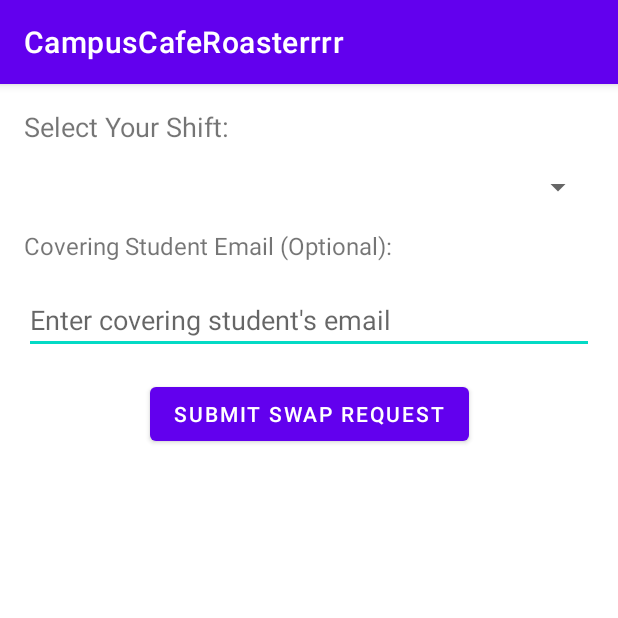
After one commit to DhatriKiran-R/SE1, an Android app built with Jetpack Compose: the RequestSwapsActivity screen opened directly, with no data from a screen before it, on a phone screen of 412 x 824 dp, the top half of it. The commit adds this screen. Run offline under Robolectric (Android 15) with nearby library versions, the phone set to English and light mode, and no system bars; our stand-ins replace Firebase (no records; nobody signed in at launch, a user with empty details on screens opened directly).

Commit message:
Swap Requests

```diff
--- a/app/build.gradle
+++ b/app/build.gradle
@@ -72,4 +72,6 @@ dependencies {
     androidTestImplementation libs.androidx.ui.test.junit4
     debugImplementation libs.androidx.ui.tooling
     debugImplementation libs.androidx.ui.test.manifest
+    implementation 'com.google.firebase:firebase-auth:21.1.0'
+    implementation 'com.google.firebase:firebase-firestore:24.7.0'
 }
--- a/app/src/main/java/com/example/campuscaferoasterrrr/LoginActivity.java
+++ b/app/src/main/java/com/example/campuscaferoasterrrr/LoginActivity.java
@@ -50,8 +50,10 @@ public class LoginActivity extends AppCompatActivity {
             mAuth.signInWithEmailAndPassword(email, password)
                     .addOnCompleteListener(this, task -> {
                         if (task.isSuccessful()) {
+                            System.out.println(1);
                             // Successfully logged in
                             FirebaseUser user = mAuth.getCurrentUser();
+                            System.out.println(2);
                             if (user != null) {
                                 // Create a Firestore instance
                                 FirebaseFirestore db = FirebaseFirestore.getInstance();
--- /dev/null
+++ b/app/src/main/java/com/example/campuscaferoasterrrr/RequestSwapsActivity.java
@@ -0,0 +1,153 @@
+package com.example.campuscaferoasterrrr;
+
+import android.os.Bundle;
+import android.util.Log;
+import android.widget.ArrayAdapter;
+import android.widget.Button;
+import android.widget.EditText;
+import android.widget.Spinner;
+import android.widget.Toast;
+
+import androidx.appcompat.app.AppCompatActivity;
+
+import com.google.firebase.firestore.FirebaseFirestore;
+import com.google.firebase.firestore.QueryDocumentSnapshot;
+
+import java.text.SimpleDateFormat;
+import java.util.ArrayList;
+import java.util.Calendar;
+import java.util.Locale;
+
+public class RequestSwapsActivity extends AppCompatActivity {
+
+    private Spinner shiftsSpinner;
+    private EditText coveringStudentEmail;
+    private Button submitSwapRequestButton;
+
+    private FirebaseFirestore db;
+    private ArrayList<String> shiftList; // Store shift IDs
+    private ArrayList<String> shiftDetails; // Store displayable shift details
+
+    @Override
+    protected void onCreate(Bundle savedInstanceState) {
+        super.onCreate(savedInstanceState);
+        setContentView(R.layout.activity_request_swaps);
+
+        // Initialize Firestore
+        db = FirebaseFirestore.getInstance();
+
+        // Initialize UI elements
+        shiftsSpinner = findViewById(R.id.shifts_spinner);
+        coveringStudentEmail = findViewById(R.id.covering_student_email);
+        submitSwapRequestButton = findViewById(R.id.submit_swap_request_button);
+
+        // Load shifts for the current day or the user's shifts
+        loadShifts();
+
+        // Set onClick listener for the button
+        submitSwapRequestButton.setOnClickListener(v -> submitSwapRequest());
+    }
+
+    private void loadShifts() {
+        String currentDate = new SimpleDateFormat("dd/MM/yyyy", Locale.getDefault()).format(Calendar.getInstance().getTime());
+
+        // Replace this with actual user authentication to get the student's email
+        String currentStudentEmail = "rutwik@gmail.com"; // Replace with actual email from Firebase Auth
+
+        // Fetch shifts for the current student from Firestore
+        db.collection("shifts")
+                .whereEqualTo("studentClockInId", currentStudentEmail) // Assuming each shift has an associated student email
+                .get()
+                .addOnCompleteListener(task -> {
+                    if (task.isSuccessful()) {
+                        shiftList = new ArrayList<>();
+                        shiftDetails = new ArrayList<>();
+                        for (QueryDocumentSnapshot document : task.getResult()) {
+                            String shiftId = document.getId();
+                            String startTime = document.getString("startTime");
+                            String endTime = document.getString("endTime");
+                            String location = document.getString("location");
+                            String shiftDetail = "Shift ID: " + shiftId + " | Start: " + startTime + " | End: " + endTime + " | Location: " + location;
+
+                            shiftList.add(shiftId);
+                            shiftDetails.add(shiftDetail);
+                        }
+                        setupShiftSpinner();
+                    } else {
+                        Toast.makeText(this, "Failed to load shifts", Toast.LENGTH_SHORT).show();
+                    }
+                });
+    }
+
+    private void setupShiftSpinner() {
+        ArrayAdapter<String> adapter = new ArrayAdapter<>(this,
+                android.R.layout.simple_spinner_item, shiftDetails);
+        adapter.setDropDownViewResource(android.R.layout.simple_spinner_dropdown_item);
+        shiftsSpinner.setAdapter(adapter);
+    }
+
+    private void submitSwapRequest() {
+        if (shiftsSpinner.getSelectedItem() == null) {
+            Toast.makeText(this, "Please select a shift.", Toast.LENGTH_SHORT).show();
+            return;
+        }
+
+        String selectedShiftId = shiftList.get(shiftsSpinner.getSelectedItemPosition());
+        String coveringEmail = coveringStudentEmail.getText().toString().trim();
+        String requestedStudentEmail = "currentStudentEmail@example.com"; // Replace with actual student's email
+
+        // Prepare the swap request data
+        SwapRequest swapRequest = new SwapRequest(selectedShiftId, requestedStudentEmail, coveringEmail,
+                "Pending", "Open", System.currentTimeMillis(), "start_time", "end_time", "duration", "date", "location");
+
+        // Save to Firestore
+        db.collection("swap_requests")
+                .add(swapRequest)
+                .addOnSuccessListener(documentReference -> {
+                    Toast.makeText(this, "Swap request submitted successfully", Toast.LENGTH_SHORT).show();
+                    coveringStudentEmail.setText(""); // Clear the email field
+                })
+                .addOnFailureListener(e -> {
+                    Log.e("FirestoreError", "Error submitting swap request: " + e.getMessage());
+                    Toast.makeText(this, "Error submitting swap request: " + e.getMessage(), Toast.LENGTH_SHORT).show();
+                });
+    }
+
+
+
+
+    // SwapRequest class to model the request
+    public class SwapRequest {
+        public String shiftId; // Shift ID
+        public String requestedStudentEmail; // Requesting student's email
+        public String coveringStudentEmail; // Covering student's email
+        public String swapStatus; // Swap status (Accepted/Denied/Pending)
+        public String shiftStatus; // Shift status (Open/Closed)
+        public long requestedOn; // DateTime when the request is made
+        public String startTime; // Shift start time
+        public String endTime; // Shift end time
+        public String duration; // Duration of the shift
+        public String date; // Date of the shift
+        public String location; // Location of the shift
+
+        // Default constructor required for Firestore serialization
+        public SwapRequest() {
+        }
+
+        // Constructor to create SwapRequest object
+        public SwapRequest(String shiftId, String requestedStudentEmail, String coveringStudentEmail,
+                           String swapStatus, String shiftStatus, long requestedOn,
+                           String startTime, String endTime, String duration, String date, String location) {
+            this.shiftId = shiftId;
+            this.requestedStudentEmail = requestedStudentEmail;
+            this.coveringStudentEmail = coveringStudentEmail;
+            this.swapStatus = swapStatus;
+            this.shiftStatus = shiftStatus;
+            this.requestedOn = requestedOn;
+            this.startTime = startTime;
+            this.endTime = endTime;
+            this.duration = duration;
+            this.date = date;
+            this.location = location;
+        }
+    }}
--- /dev/null
+++ b/app/src/main/res/layout/activity_request_swaps.xml
@@ -0,0 +1,59 @@
+<?xml version="1.0" encoding="utf-8"?>
+<androidx.constraintlayout.widget.ConstraintLayout
+    xmlns:android="http://schemas.android.com/apk/res/android"
+    xmlns:app="http://schemas.android.com/apk/res-auto"
+    xmlns:tools="http://schemas.android.com/tools"
+    android:layout_width="match_parent"
+    android:layout_height="match_parent"
+    tools:context=".RequestSwapsActivity">
+
+    <TextView
+        android:id="@+id/your_shifts_label"
+        android:layout_width="wrap_content"
+        android:layout_height="wrap_content"
+        android:text="Select Your Shift:"
+        android:textSize="18sp"
+        app:layout_constraintTop_toTopOf="parent"
+        app:layout_constraintStart_toStartOf="parent"
+        android:layout_margin="16dp"/>
+
+    <Spinner
+        android:id="@+id/shifts_spinner"
+        android:layout_width="0dp"
+        android:layout_height="wrap_content"
+        app:layout_constraintTop_toBottomOf="@+id/your_shifts_label"
+        app:layout_constraintStart_toStartOf="parent"
+        app:layout_constraintEnd_toEndOf="parent"
+        android:layout_margin="16dp"/>
+
+    <TextView
+        android:id="@+id/covering_student_label"
+        android:layout_width="wrap_content"
+        android:layout_height="wrap_content"
+        android:text="Covering Student Email (Optional):"
+        android:textSize="16sp"
+        app:layout_constraintTop_toBottomOf="@+id/shifts_spinner"
+        app:layout_constraintStart_toStartOf="parent"
+        android:layout_margin="16dp"/>
+
+    <EditText
+        android:id="@+id/covering_student_email"
+        android:layout_width="0dp"
+        android:layout_height="wrap_content"
+        android:hint="Enter covering student's email"
+        app:layout_constraintTop_toBottomOf="@+id/covering_student_label"
+        app:layout_constraintStart_toStartOf="parent"
+        app:layout_constraintEnd_toEndOf="parent"
+        android:layout_margin="16dp"/>
+
+    <Button
+        android:id="@+id/submit_swap_request_button"
+        android:layout_width="wrap_content"
+        android:layout_height="wrap_content"
+        android:text="Submit Swap Request"
+        app:layout_constraintTop_toBottomOf="@+id/covering_student_email"
+        app:layout_constraintStart_toStartOf="parent"
+        app:layout_constraintEnd_toEndOf="parent"
+        android:layout_marginTop="16dp"/>
+
+</androidx.constraintlayout.widget.ConstraintLayout>
```
Also changed, not shown: app/src/main/AndroidManifest.xml (+18 -14 lines), app/src/main/java/com/example/campuscaferoasterrrr/StudentWorkerActivity.java (+75 -1 lines), app/src/main/res/layout/activity_student_worker.xml (+36 -8 lines).
